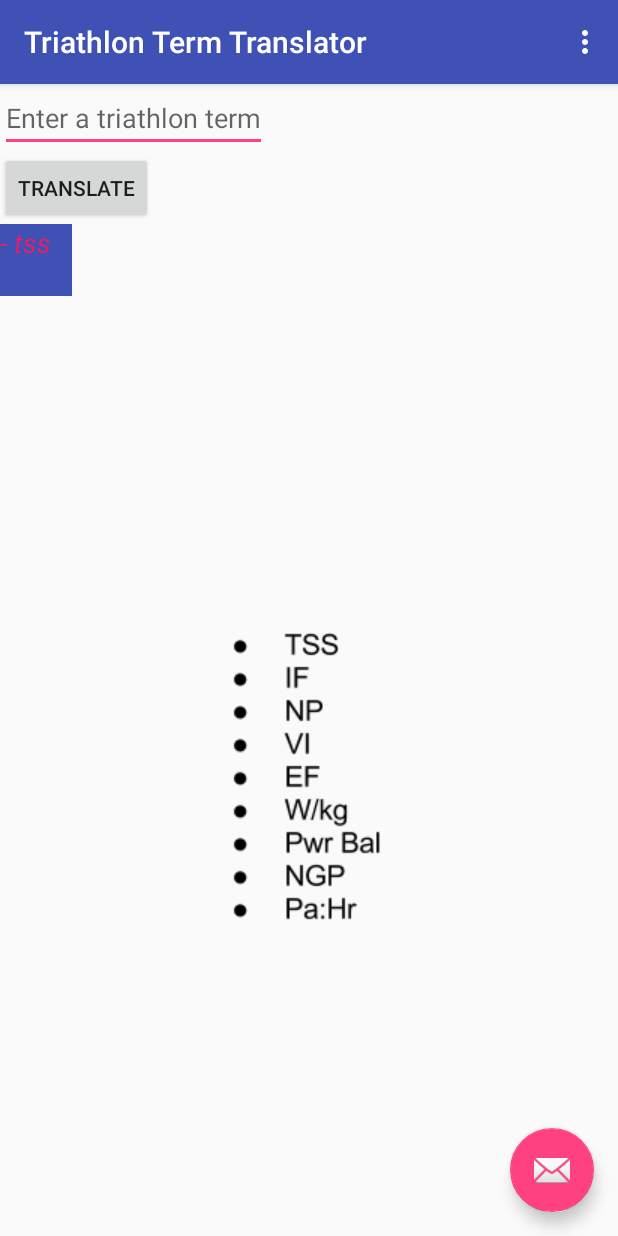
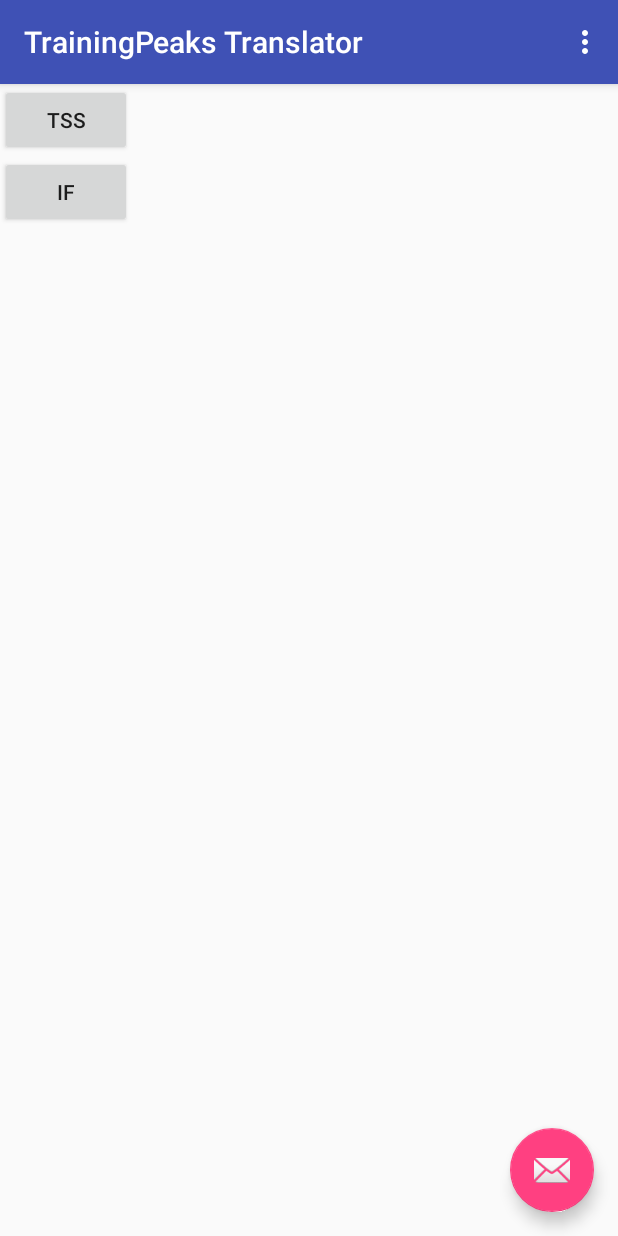
Before and after one commit to coreyjamesco/AndroidSandbox, an Android app: the screen it shows after launch (MyActivity), on a phone screen of 412 x 824 dp. Run offline under Robolectric (Android 15) with nearby library versions, the phone set to English and light mode, and no system bars.

Commit message:
i set an id ... cool!

```diff
--- a/MyFirstApp/app/src/main/java/com/example/coreyjamesco/myfirstapp/DisplayMessageActivity.java
+++ b/MyFirstApp/app/src/main/java/com/example/coreyjamesco/myfirstapp/DisplayMessageActivity.java
@@ -33,7 +33,7 @@ public class DisplayMessageActivity extends AppCompatActivity {
         Intent intent = getIntent();
         String message = intent.getStringExtra(MyActivity.EXTRA_MESSAGE);
         TextView textView = new TextView(this);
-        textView.setTextSize(40);
+        textView.setTextSize(20);
         textView.setText(message);
 
         RelativeLayout layout = (RelativeLayout) findViewById(R.id.content);
--- a/MyFirstApp/app/src/main/res/layout/content_my.xml
+++ b/MyFirstApp/app/src/main/res/layout/content_my.xml
@@ -7,28 +7,15 @@
     android:layout_height="match_parent"
     app:layout_behavior="@string/appbar_scrolling_view_behavior"
     tools:showIn="@layout/activity_my">
-        <EditText
-            android:layout_width="wrap_content"
-            android:layout_height="wrap_content"
-            android:id="@+id/edit_message"
-            android:hint="@string/edit_message" />
         <Button
             android:layout_width="wrap_content"
             android:layout_height="wrap_content"
-            android:text="@string/button_send"
-            android:onClick="sendMessage"/>
-        <TextView
-            android:text="- tss"
-            android:textAllCaps="false"
-            android:textStyle="italic"
-            android:textColor="#E91E63"
-            android:background="#3F51B5"
-            android:textAppearance="?android:textAppearanceMedium"
-            android:layout_width="48dp"
-            android:layout_height="48dp" />
-        <ImageView
-            android:src="@drawable/triathlon_terms"
+            android:text="@string/tp_tss"
+            android:id="@+id/tp_tss"
+            android:onClick="translateTSS"/>
+        <Button
             android:layout_width="wrap_content"
             android:layout_height="wrap_content"
-            android:scaleType="center"/>
+            android:text="@string/tp_if"/>
+
 </LinearLayout>
--- a/MyFirstApp/app/src/main/res/values/strings.xml
+++ b/MyFirstApp/app/src/main/res/values/strings.xml
@@ -1,7 +1,14 @@
 <resources>
-    <string name="app_name">Triathlon Term Translator</string>
+    <string name="app_name">TrainingPeaks Translator</string>
     <string name="action_settings">Settings</string>
-    <string name="edit_message">Enter a triathlon term</string>
-    <string name="button_send">Translate</string>
+    <string name="tp_tss">TSS</string>
+    <string name="tp_if">IF</string>
+    <string name="tp_np">NP</string>
+    <string name="tp_vi">VI</string>
+    <string name="tp_ef">EF</string>
+    <string name="tp_wkg">W/kg</string>
+    <string name="tp_pwrbal">Pwr Bal</string>
+    <string name="tp_ngp">NGP</string>
+    <string name="tp_pahr">Pa:Hr</string>
     <string name="title_activity_display_message">Back to terms</string>
 </resources>
```
Also changed, not shown: MyFirstApp/app/src/main/java/com/example/coreyjamesco/myfirstapp/MyActivity.java (+4 -4 lines).
